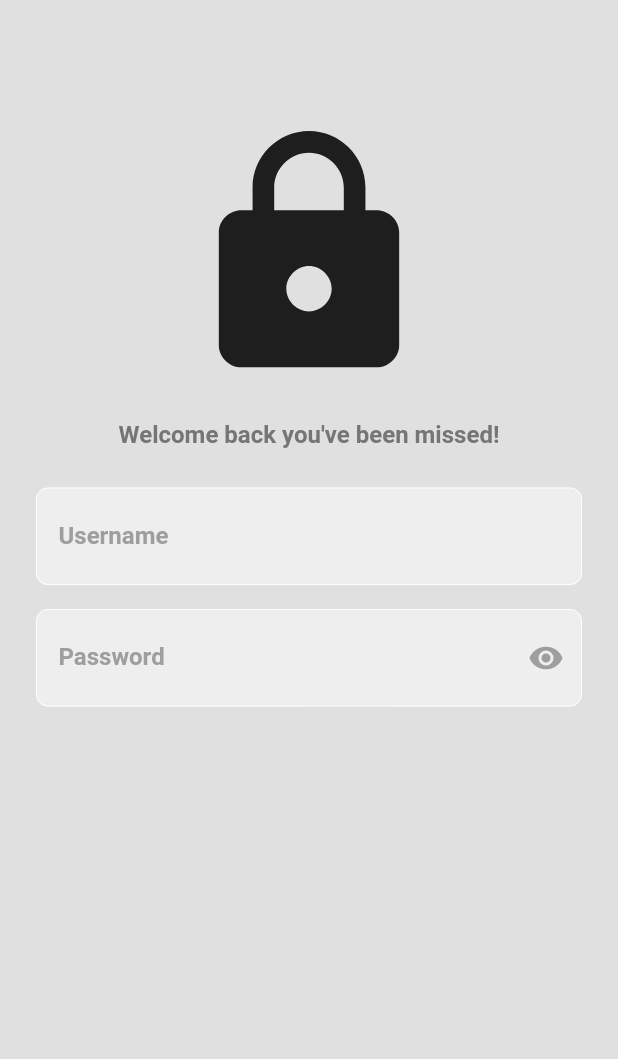
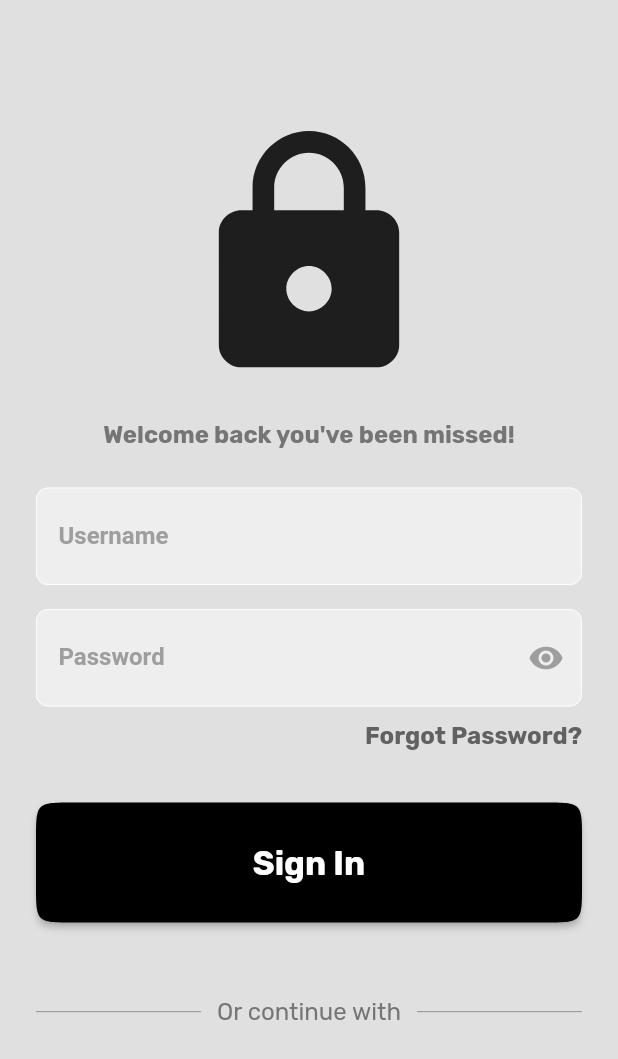
Before and after one commit to Franciscof11/Firebase_Auth_Boilerplate, a Flutter app: the screen it shows after launch, on a phone screen of 412 x 824 dp. Shown: the top 1059 px of the screen. Run offline on Flutter 3.47's test engine with Material 2 defaults, Android fonts, the phone set to English and light mode, and no system bars; our stand-ins replace google_fonts.

Commit message:
feat : second version of ui

```diff
--- a/lib/sign_in_page.dart
+++ b/lib/sign_in_page.dart
@@ -1,4 +1,5 @@
 import 'package:flutter/material.dart';
+import 'package:google_fonts/google_fonts.dart';
 
 import 'custom_text_field.dart';
 
@@ -27,7 +28,7 @@ class SignInPage extends StatelessWidget {
                 const SizedBox(height: 20),
                 Text(
                   "Welcome back you've been missed!",
-                  style: TextStyle(
+                  style: GoogleFonts.rubik(
                     color: Colors.grey[600],
                     fontSize: 16,
                     fontWeight: FontWeight.bold,
@@ -37,6 +38,66 @@ class SignInPage extends StatelessWidget {
                 const CustomTextField(label: 'Username'),
                 const SizedBox(height: 16),
                 const CustomTextField(label: 'Password', isSecret: true),
+                const SizedBox(height: 10),
+                Align(
+                  alignment: Alignment.centerRight,
+                  child: Text(
+                    "Forgot Password?",
+                    style: GoogleFonts.rubik(
+                      color: Colors.grey[700],
+                      fontSize: 16,
+                      fontWeight: FontWeight.bold,
+                    ),
+                  ),
+                ),
+                const SizedBox(height: 35),
+                ElevatedButton(
+                  onPressed: () {},
+                  style: ElevatedButton.styleFrom(
+                    minimumSize: const Size(double.infinity, 80),
+                    backgroundColor: Colors.black,
+                    shape: ContinuousRectangleBorder(
+                      borderRadius: BorderRadius.circular(25),
+                    ),
+                  ),
+                  child: Text(
+                    'Sign In',
+                    style: GoogleFonts.rubik(
+                      fontSize: 22,
+                      fontWeight: FontWeight.bold,
+                    ),
+                  ),
+                ),
+                const SizedBox(height: 50),
+                Row(
+                  mainAxisAlignment: MainAxisAlignment.spaceBetween,
+                  children: [
+                    SizedBox(
+                      width: 110,
+                      child: Divider(
+                        color: Colors.grey[600],
+                        thickness: 0.5,
+                      ),
+                    ),
+                    Text(
+                      "Or continue with",
+                      style: GoogleFonts.rubik(
+                        color: Colors.grey[600],
+                        fontSize: 16,
+                        fontWeight: FontWeight.normal,
+                      ),
+                    ),
+                    SizedBox(
+                      width: 110,
+                      child: Divider(
+                        color: Colors.grey[600],
+                        thickness: 0.5,
+                      ),
+                    ),
+                  ],
+                ),
+                const SizedBox(height: 50),
+                Row()
               ],
             ),
           ),
--- a/pubspec.yaml
+++ b/pubspec.yaml
@@ -9,11 +9,12 @@ environment:
 dependencies:
   flutter:
     sdk: flutter
+  google_fonts: ^6.1.0
 
 dev_dependencies:
+  flutter_lints: ^2.0.0
   flutter_test:
     sdk: flutter
-  flutter_lints: ^2.0.0
 
 flutter:
   uses-material-design: true
```
Also changed, not shown: pubspec.lock.
